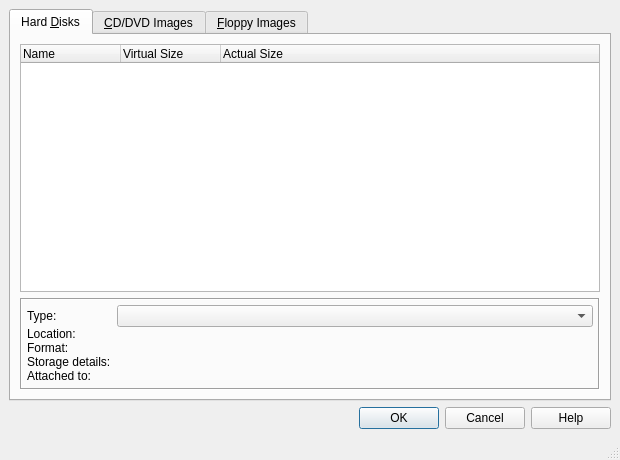
Old version of the form vbox/src/VBox/Frontends/VirtualBox/src/VBoxMediaManagerDlg.ui in the repository jljuxgm/vboxgit.
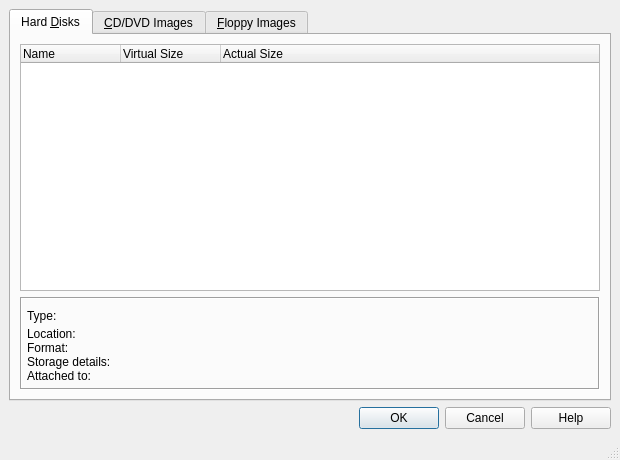
New version of the form. Custom widgets are drawn as their Qt base class.

```diff
--- a/vbox/src/VBox/Frontends/VirtualBox/src/VBoxMediaManagerDlg.ui
+++ b/vbox/src/VBox/Frontends/VirtualBox/src/VBoxMediaManagerDlg.ui
@@ -103,14 +103,28 @@
             </widget>
            </item>
            <item row="0" column="1" >
-            <widget class="QComboBox" name="m_pTypeCombo" >
-             <property name="sizePolicy" >
-              <sizepolicy vsizetype="Preferred" hsizetype="MinimumExpanding" >
+            <layout class="QHBoxLayout">
+             <item>
+              <widget class="QILabel" name="m_pTypePane">
+               <property name="sizePolicy">
+                <sizepolicy vsizetype="Preferred" hsizetype="MinimumExpanding">
                <horstretch>0</horstretch>
                <verstretch>0</verstretch>
               </sizepolicy>
              </property>
             </widget>
+             </item>
+             <item>
+              <widget class="QIToolButton" name="m_pChangeMediumTypeButton">
+               <property name="autoRaise">
+                <bool>true</bool>
+               </property>
+               <property name="toolTip">
+                <string>Change medium type...</string>
+               </property>
+              </widget>
+             </item>
+            </layout>
            </item>
            <item row="1" column="0" >
             <widget class="QLabel" name="m_pLocationLabel" >
@@ -398,6 +412,11 @@
    <extends>QTabWidget</extends>
    <header>QITabWidget.h</header>
   </customwidget>
+  <customwidget>
+   <class>QIToolButton</class>
+   <extends>QToolButton</extends>
+   <header>QIToolButton.h</header>
+  </customwidget>
  </customwidgets>
  <resources/>
  <connections/>
```
Lines whose indentation alone changed are shown as unchanged.
